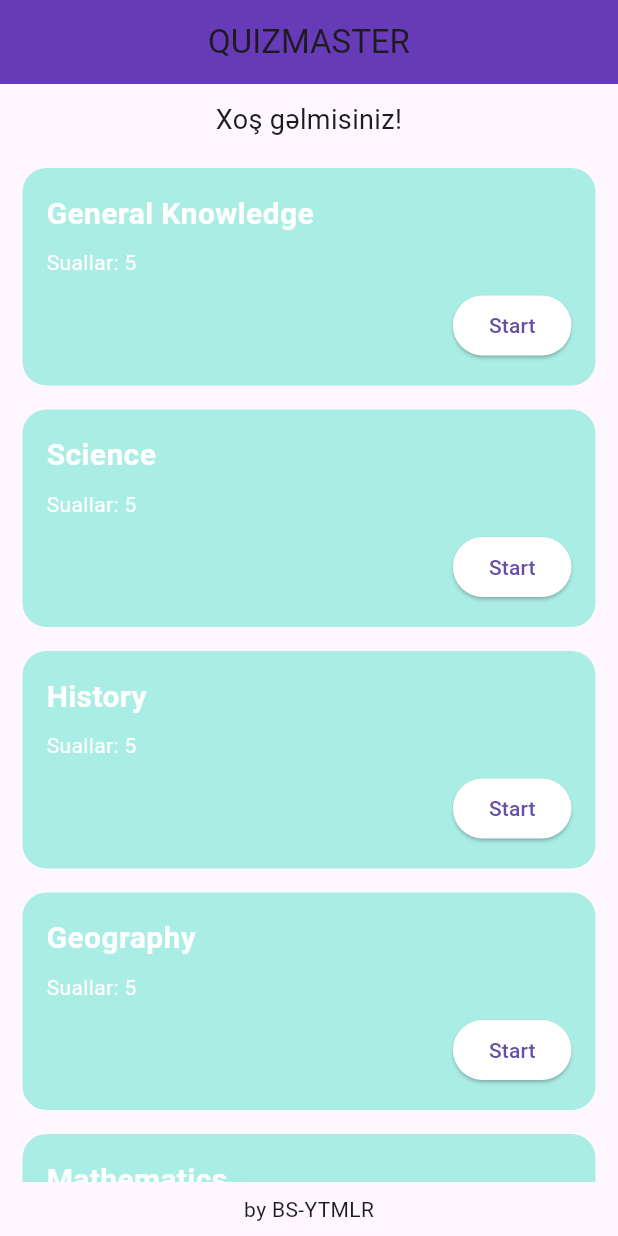
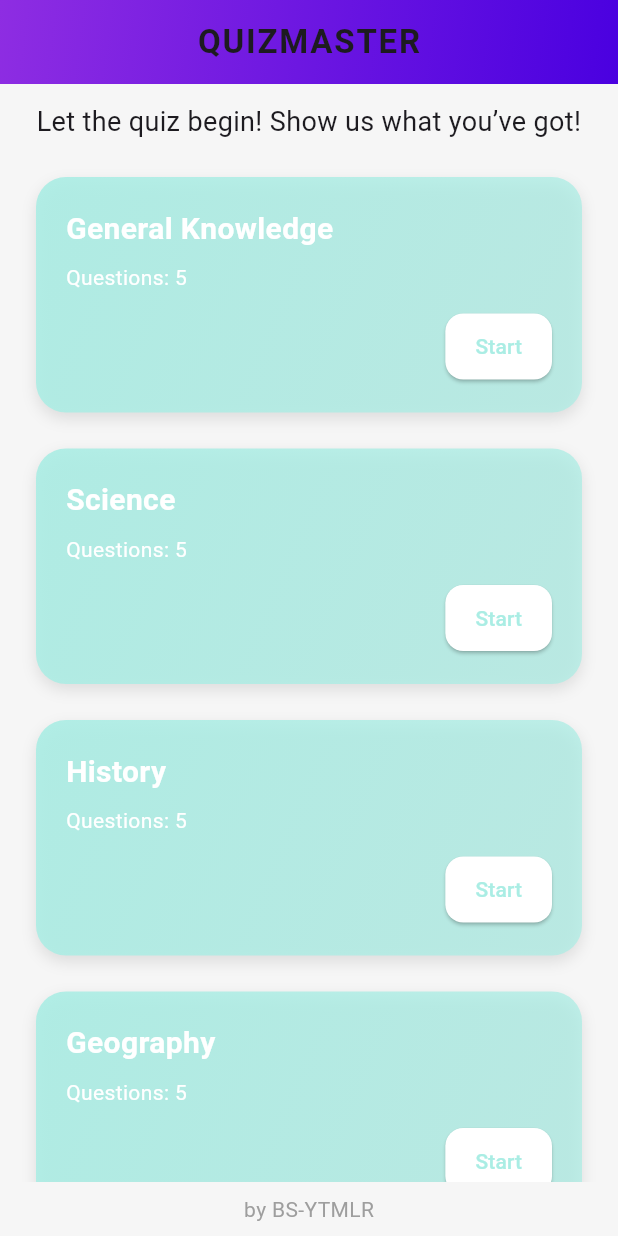
Before and after one commit to vsll44/flutter-quiz-app, a Flutter app: the screen it shows after launch, on a phone screen of 412 x 824 dp. Run offline on Flutter 3.47's test engine with Material 3 defaults, Android fonts, the phone set to English and light mode, and no system bars; our stand-ins replace audioplayers, confetti, google_fonts.

Commit message:
sebuhi Update home_page.dart

```diff
--- a/lib/pages/home_page.dart
+++ b/lib/pages/home_page.dart
@@ -20,16 +20,34 @@ class HomePage extends StatelessWidget {
   @override
   Widget build(BuildContext context) {
     return Scaffold(
+      backgroundColor: const Color(0xFFF6F6F6),
       appBar: AppBar(
-        title: const Center(child: Text('QUIZMASTER')),
-        backgroundColor: Colors.deepPurple,
+        title: const Text(
+          'QUIZMASTER',
+          style: TextStyle(
+            fontWeight: FontWeight.bold,
+            fontSize: 22,
+            letterSpacing: 1.2,
+          ),
+        ),
+        centerTitle: true,
+        flexibleSpace: Container(
+          decoration: const BoxDecoration(
+            gradient: LinearGradient(
+              colors: [Color(0xFF8E2DE2), Color(0xFF4A00E0)],
+              begin: Alignment.topLeft,
+              end: Alignment.bottomRight,
+            ),
+          ),
+        ),
+        elevation: 4,
       ),
       body: Column(
         children: [
           const Padding(
-            padding: EdgeInsets.all(11.0),
+            padding: EdgeInsets.all(12.0),
             child: Text(
-              'Xoş gəlmisiniz!',
+              'Let the quiz begin! Show us what you’ve got!',
               style: TextStyle(fontSize: 18, fontWeight: FontWeight.w400),
               textAlign: TextAlign.center,
             ),
@@ -41,9 +59,9 @@ class HomePage extends StatelessWidget {
                 if (snapshot.connectionState == ConnectionState.waiting) {
                   return const Center(child: CircularProgressIndicator());
                 } else if (snapshot.hasError) {
-                  return Center(child: Text('Xəta baş verdi: ${snapshot.error}'));
+                  return Center(child: Text('Error 404: ${snapshot.error}'));
                 } else if (!snapshot.hasData || snapshot.data!.isEmpty) {
-                  return const Center(child: Text('Heç bir quiz tapılmadı.'));
+                  return const Center(child: Text('No quizzes found.'));
                 }
 
                 final quizzes = snapshot.data!;
@@ -54,34 +72,61 @@ class HomePage extends StatelessWidget {
                     final color = getRandomColor();
 
                     return Container(
-                      margin: const EdgeInsets.symmetric(horizontal: 15, vertical: 8),
-                      padding: const EdgeInsets.all(16),
+                      margin: const EdgeInsets.symmetric(horizontal: 24, vertical: 12),
                       decoration: BoxDecoration(
-                        color: color,
-                        borderRadius: BorderRadius.circular(16),
+                        borderRadius: BorderRadius.circular(20),
+                        gradient: LinearGradient(
+                          colors: [color.withOpacity(0.9), color.withOpacity(0.7)],
+                          begin: Alignment.topLeft,
+                          end: Alignment.bottomRight,
                         ),
+                        boxShadow: [
+                          BoxShadow(
+                            color: Colors.black.withOpacity(0.1),
+                            blurRadius: 8,
+                            offset: const Offset(0, 4),
+                          ),
+                        ],
+                      ),
+                      child: Padding(
+                        padding: const EdgeInsets.all(20),
                         child: Column(
                           crossAxisAlignment: CrossAxisAlignment.start,
                           children: [
-                          Text(quiz.title,
+                            Text(
+                              quiz.title,
                               style: const TextStyle(
-                                  fontSize: 20, fontWeight: FontWeight.bold, color: Colors.white)),
+                                fontSize: 20,
+                                fontWeight: FontWeight.bold,
+                                color: Colors.white,
+                              ),
+                            ),
                             const SizedBox(height: 8),
                             Text(
-                            'Suallar: ${quiz.questions.length}',
+                              'Questions: ${quiz.questions.length}',
                               style: const TextStyle(color: Colors.white),
                             ),
-                          const SizedBox(height: 8),
+                            const SizedBox(height: 12),
                             Align(
                               alignment: Alignment.centerRight,
                               child: ElevatedButton(
-                              style: ElevatedButton.styleFrom(backgroundColor: Colors.white),
+                                style: ElevatedButton.styleFrom(
+                                  backgroundColor: Colors.white,
+                                  foregroundColor: color,
+                                  padding: const EdgeInsets.symmetric(horizontal: 20, vertical: 12),
+                                  shape: RoundedRectangleBorder(
+                                    borderRadius: BorderRadius.circular(12),
+                                  ),
+                                ),
                                 onPressed: () {
                                   Navigator.push(
                                     context,
                                     MaterialPageRoute(
-                                    builder: (context) =>
-                                        QuizPage(quiz: quiz, themeColor: color, gradientColors: [],),
+                                      builder: (context) => QuizPage(
+                                        quiz: quiz,
+                                        themeColor: color,
+                                        gradientColors: [],
+                                      ),
                                     ),
                                   );
                                 },
@@ -89,6 +134,7 @@ class HomePage extends StatelessWidget {
                               ),
                             ),
                           ],
+                        ),
                       ),
                     );
                   },
@@ -98,7 +144,12 @@ class HomePage extends StatelessWidget {
           ),
           const Padding(
             padding: EdgeInsets.all(8.0),
-            child: Center(child: Text('by BS-YTMLR')),
+            child: Center(
+              child: Text(
+                'by BS-YTMLR',
+                style: TextStyle(color: Colors.grey),
+              ),
+            ),
           ),
         ],
       ),
```
Lines whose indentation alone changed are shown as unchanged.
